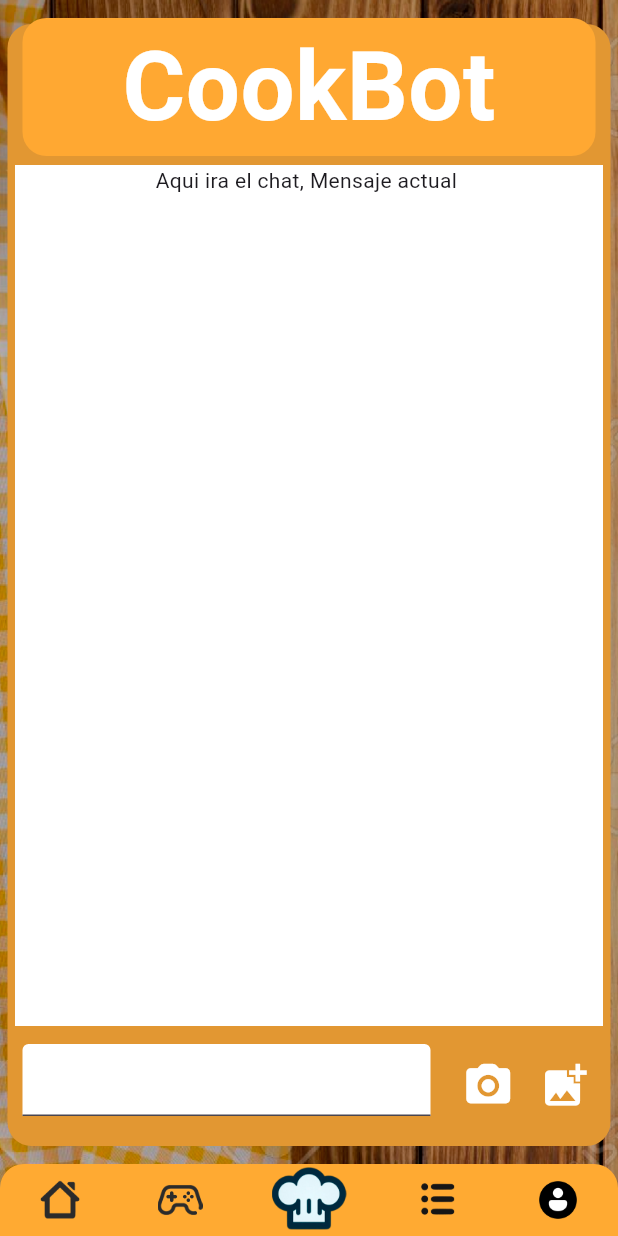
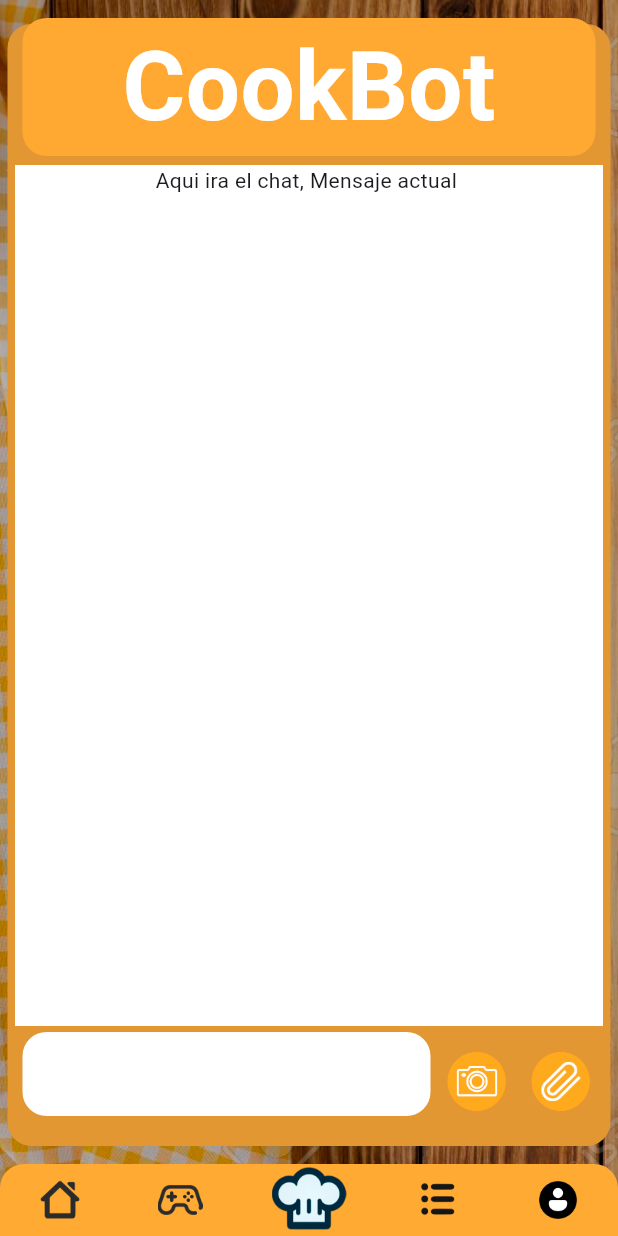
Before and after one commit to AdanCC21/CookingHub, a Flutter app: the screen it shows after launch, on a phone screen of 412 x 824 dp. Run offline on Flutter 3.47's test engine with Material 3 defaults, Android fonts, the phone set to English and light mode, and no system bars; our stand-ins replace image_picker; Roboto replaces fonts that are missing (Poppins).

Commit message:
i change the chat icons and recetas icons

```diff
--- a/lib/screens/chatBot.dart
+++ b/lib/screens/chatBot.dart
@@ -107,9 +107,15 @@ class _chatBot extends State<chatBot>{
                   children: [
                     TextField(
                       controller: _controller,
+
+                      // Default
                       decoration: const InputDecoration(
-                        filled: true,
-                        fillColor: Colors.white
+                          filled: true,
+                          fillColor: Colors.white,
+                          border: OutlineInputBorder(
+                            borderRadius: BorderRadius.all(Radius.circular(16)),
+                            borderSide: BorderSide.none
+                          )
                         ),
                         // -- Cuando presione enter
                         onSubmitted: promp,
@@ -163,12 +169,12 @@ class _chatBot extends State<chatBot>{
                         _openGallery();
                       }, iconSize:
                       35,
-                      icon: const Icon(Icons.add_photo_alternate, color: Colors.white,)),
+                      icon: Image.asset("assets/chatIcons/adjuntar.png",width: 40,)),
                       // Abrir camara
                       IconButton(onPressed:(){
                         _openCamera();},
                       iconSize: 35,
-                      icon: const Icon(Icons.camera_alt_rounded, color: Colors.white,)),
+                      icon: Image.asset("assets/chatIcons/camera.png",width: 40,)),
                     ],
                   ),
                 ),
--- a/pubspec.yaml
+++ b/pubspec.yaml
@@ -33,7 +33,13 @@ flutter:
     - assets/HotBar/Lista.png
     - assets/HotBar/Perfil.png
     - assets/HotBar/Home.png
+
     - assets/Background.png
+
+    - assets/chatIcons/camera.png
+    - assets/chatIcons/adjuntar.png
+    - assets/iconos/chat.png
+    - assets/iconos/camera.png
   fonts:
     - family : Poppins
       fonts :
```
Also changed, not shown: lib/screens/recetas.dart (+9 -8 lines), assets/chatIcons/adjuntar.png (added), assets/chatIcons/camera.png (added), assets/iconos/camera.png (added), assets/iconos/chat.png (added).
